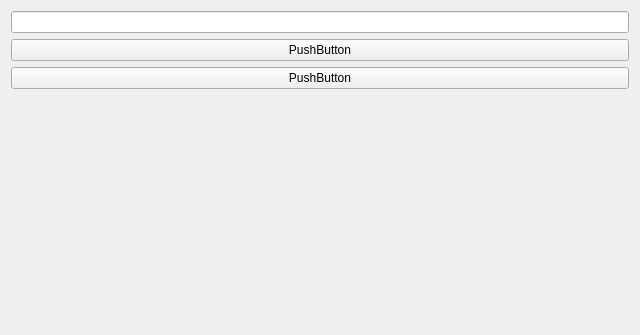
Old version of the form pydevtoolplatform/qtdesign/exampleview.ui in the repository seounghun-chung/4uwingnet.
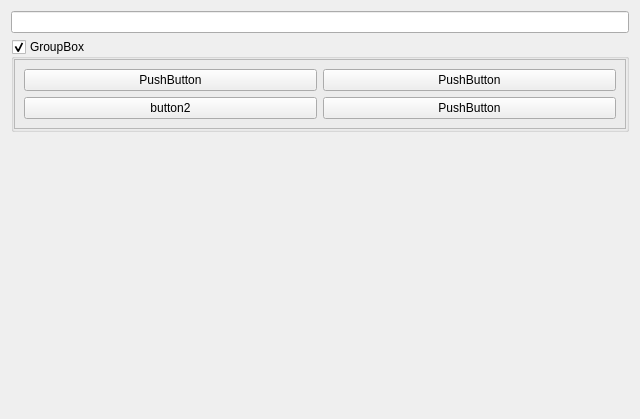
New version of the form.

Commit message: [pytool] sample dialog and ini

The edit to the form file:
```diff
--- a/pydevtoolplatform/qtdesign/exampleview.ui
+++ b/pydevtoolplatform/qtdesign/exampleview.ui
@@ -7,7 +7,7 @@
     <x>0</x>
     <y>0</y>
     <width>640</width>
-    <height>335</height>
+    <height>419</height>
    </rect>
   </property>
   <property name="windowTitle">
@@ -18,17 +18,67 @@
     <widget class="QLineEdit" name="lineEdit"/>
    </item>
    <item>
-    <widget class="QPushButton" name="pushButton">
-     <property name="text">
-      <string>PushButton</string>
+    <widget class="QGroupBox" name="groupBox">
+     <property name="title">
+      <string>GroupBox</string>
      </property>
-    </widget>
-   </item>
-   <item>
-    <widget class="QPushButton" name="pushButton_2">
-     <property name="text">
-      <string>PushButton</string>
+     <property name="checkable">
+      <bool>true</bool>
      </property>
+     <layout class="QGridLayout" name="gridLayout">
+      <property name="leftMargin">
+       <number>0</number>
+      </property>
+      <property name="topMargin">
+       <number>0</number>
+      </property>
+      <property name="rightMargin">
+       <number>0</number>
+      </property>
+      <property name="bottomMargin">
+       <number>0</number>
+      </property>
+      <item row="0" column="0">
+       <widget class="QFrame" name="frame">
+        <property name="frameShape">
+         <enum>QFrame::StyledPanel</enum>
+        </property>
+        <property name="frameShadow">
+         <enum>QFrame::Raised</enum>
+        </property>
+        <layout class="QGridLayout" name="gridLayout_2">
+         <item row="0" column="1">
+          <widget class="QPushButton" name="pushButton_4">
+           <property name="text">
+            <string>PushButton</string>
+           </property>
+          </widget>
+         </item>
+         <item row="0" column="0">
+          <widget class="QPushButton" name="pushButton">
+           <property name="text">
+            <string>PushButton</string>
+           </property>
+          </widget>
+         </item>
+         <item row="1" column="0">
+          <widget class="QPushButton" name="pushButton_2">
+           <property name="text">
+            <string>button2</string>
+           </property>
+          </widget>
+         </item>
+         <item row="1" column="1">
+          <widget class="QPushButton" name="pushButton_3">
+           <property name="text">
+            <string>PushButton</string>
+           </property>
+          </widget>
+         </item>
+        </layout>
+       </widget>
+      </item>
+     </layout>
     </widget>
    </item>
    <item>
```
Left out of the diff: 19 changed lines with no effect on the pictures. The commit also changes 7 other files.
